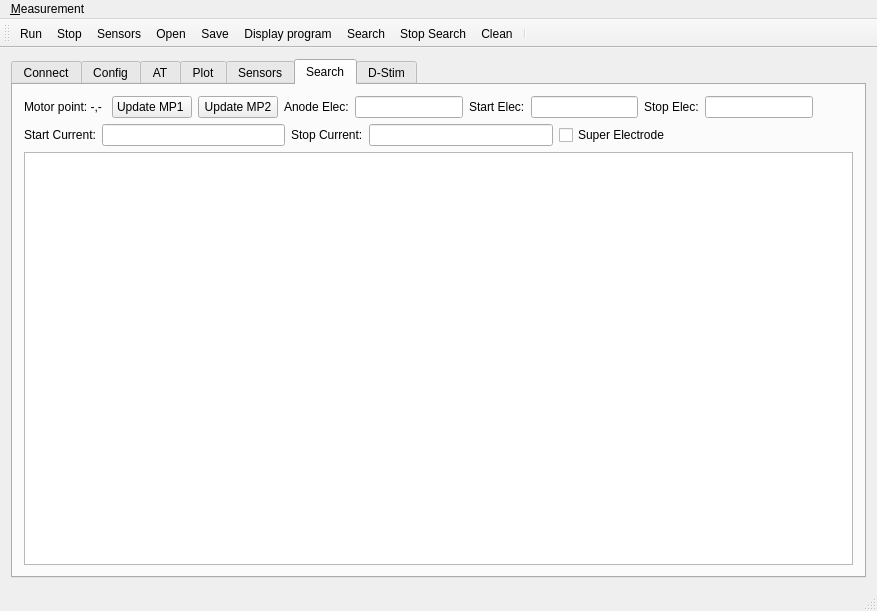
First picture: the form in nems/nems/mainwindow.ui, repository saul-rodriguez/Qt, before the edit.
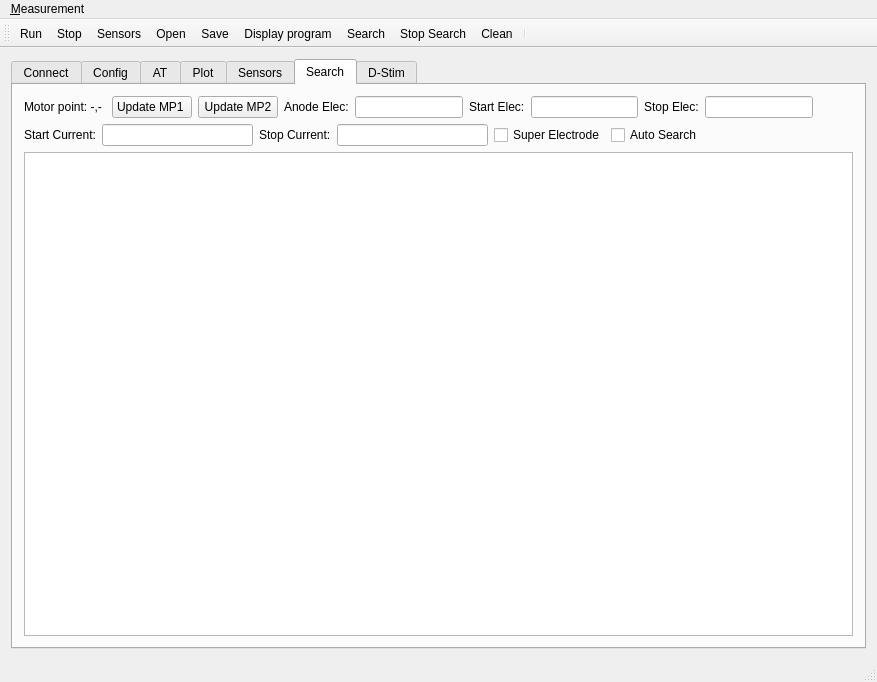
Second picture: the form after the edit. The open tabs and pages were chosen to show the change. Icons and pictures are not drawn.

Commit message: ON/OFF time in ds, auto search configurable

```diff
--- a/nems/nems/mainwindow.ui
+++ b/nems/nems/mainwindow.ui
@@ -7,7 +7,7 @@
     <x>0</x>
     <y>0</y>
     <width>877</width>
-    <height>611</height>
+    <height>682</height>
    </rect>
   </property>
   <property name="windowTitle">
@@ -998,6 +998,13 @@
                 </property>
                </widget>
               </item>
+              <item>
+               <widget class="QCheckBox" name="checkBoxAuto">
+                <property name="text">
+                 <string>Auto Search</string>
+                </property>
+               </widget>
+              </item>
               <item>
                <spacer name="horizontalSpacer_3">
                 <property name="orientation">
```
Left out of the diff: 6 changed lines with no effect on the pictures. The commit also changes 21 other files.
